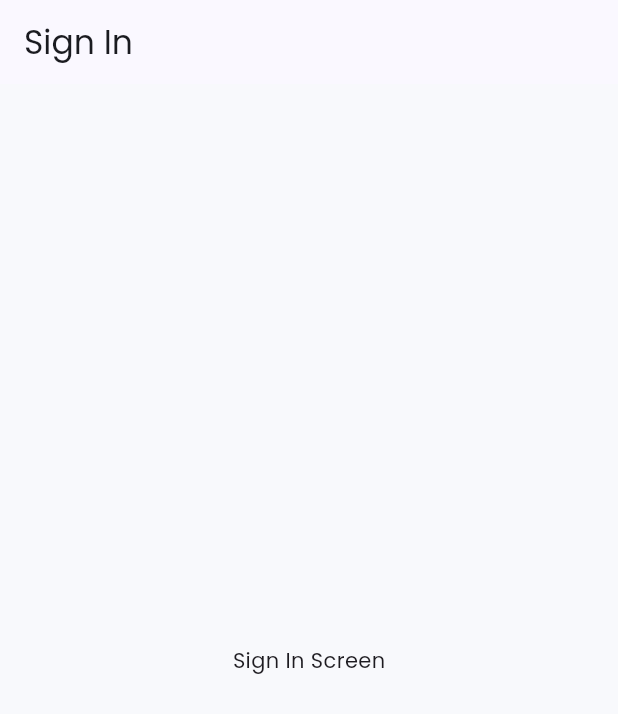
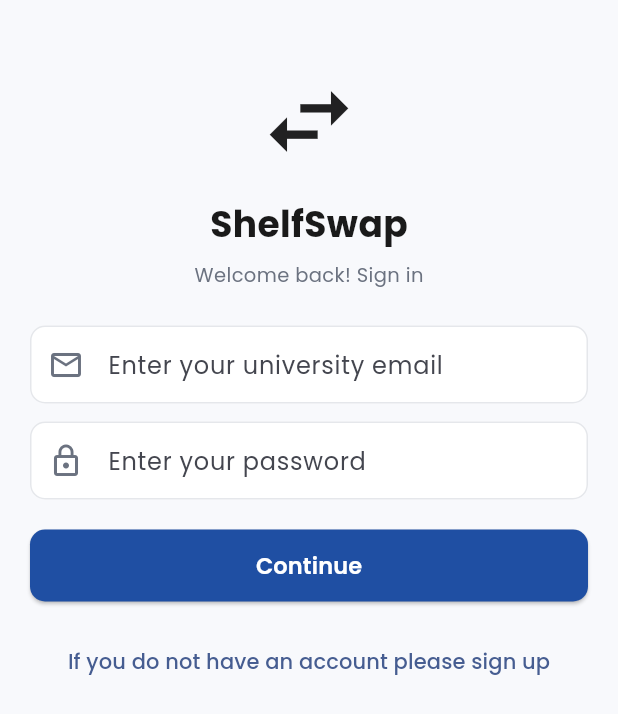
Before and after one commit to BilgeMulhan/ShelfSwap-CS310-Project, a Flutter app: the screen it shows after launch, on a phone screen of 412 x 824 dp. Shown: the top 714 px of the screen. Run offline on Flutter 3.47's test engine with Material 3 defaults, Android fonts, the phone set to English and light mode, and no system bars; our stand-ins replace google_fonts.

Commit message:
Implement sign in screen UI and validation

```diff
--- a/lib/screens/sign_in_screen.dart
+++ b/lib/screens/sign_in_screen.dart
@@ -1,16 +1,104 @@
 import 'package:flutter/material.dart';
+import '../utils/app_paddings.dart';
+import '../utils/app_routes.dart';
+import '../utils/app_text_styles.dart';
+import '../widgets/custom_text_field.dart';
+import '../widgets/primary_button.dart';
 
-class SignInScreen extends StatelessWidget {
+class SignInScreen extends StatefulWidget {
   const SignInScreen({super.key});
+
+  @override
+  State<SignInScreen> createState() => _SignInScreenState();
+}
+
+class _SignInScreenState extends State<SignInScreen> {
+  final _formKey = GlobalKey<FormState>();
+  final _emailController = TextEditingController();
+  final _passwordController = TextEditingController();
+
+  @override
+  void dispose() {
+    _emailController.dispose();
+    _passwordController.dispose();
+    super.dispose();
+  }
+
+  String? _validateEmail(String? value) {
+    if (value == null || value.trim().isEmpty) return 'Email is required';
+    if (!value.contains('@')) return 'Enter a valid email';
+    return null;
+  }
+
+  String? _validatePassword(String? value) {
+    if (value == null || value.isEmpty) return 'Password is required';
+    if (value.length < 6) return 'Password must be at least 6 characters';
+    return null;
+  }
+
+  void _submit() {
+    if (_formKey.currentState!.validate()) {
+      showDialog(
+        context: context,
+        builder: (context) => AlertDialog(
+          title: const Text('Success'),
+          content: const Text('Sign in successful.'),
+          actions: [
+            TextButton(
+              onPressed: () {
+                Navigator.pop(context);
+                Navigator.pushReplacementNamed(context, AppRoutes.home);
+              },
+              child: const Text('OK'),
+            )
+          ],
+        ),
+      );
+    }
+  }
 
   @override
   Widget build(BuildContext context) {
     return Scaffold(
-      appBar: AppBar(
-        title: const Text('Sign In'),
-      ),
-      body: const Center(
-        child: Text('Sign In Screen'),
+      body: SafeArea(
+        child: SingleChildScrollView(
+          padding: AppPaddings.screen,
+          child: Form(
+            key: _formKey,
+            child: Column(
+              children: [
+                const SizedBox(height: 30),
+                const Icon(Icons.swap_horiz, size: 70),
+                const SizedBox(height: 16),
+                const Text('ShelfSwap', style: AppTextStyles.title),
+                const SizedBox(height: 8),
+                const Text('Welcome back! Sign in', style: AppTextStyles.subtitle),
+                const SizedBox(height: 24),
+                CustomTextField(
+                  controller: _emailController,
+                  hintText: 'Enter your university email',
+                  icon: Icons.email_outlined,
+                  validator: _validateEmail,
+                ),
+                const SizedBox(height: 12),
+                CustomTextField(
+                  controller: _passwordController,
+                  hintText: 'Enter your password',
+                  icon: Icons.lock_outline,
+                  obscureText: true,
+                  validator: _validatePassword,
+                ),
+                const SizedBox(height: 20),
+                PrimaryButton(text: 'Continue', onPressed: _submit),
+                const SizedBox(height: 16),
+                TextButton(
+                  onPressed: () => Navigator.pushNamed(context, AppRoutes.createAccount),
+                  child: const Text('If you do not have an account please sign up'),
+                ),
+              ],
+            ),
+          ),
+        ),
       ),
     );
   }
```
